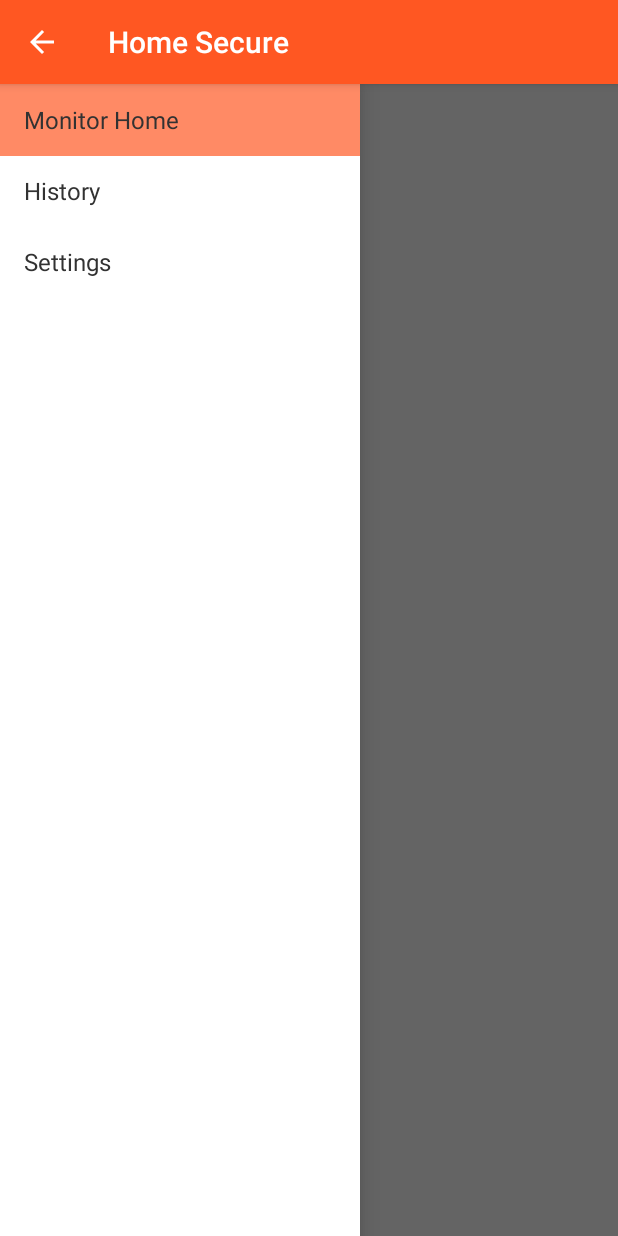
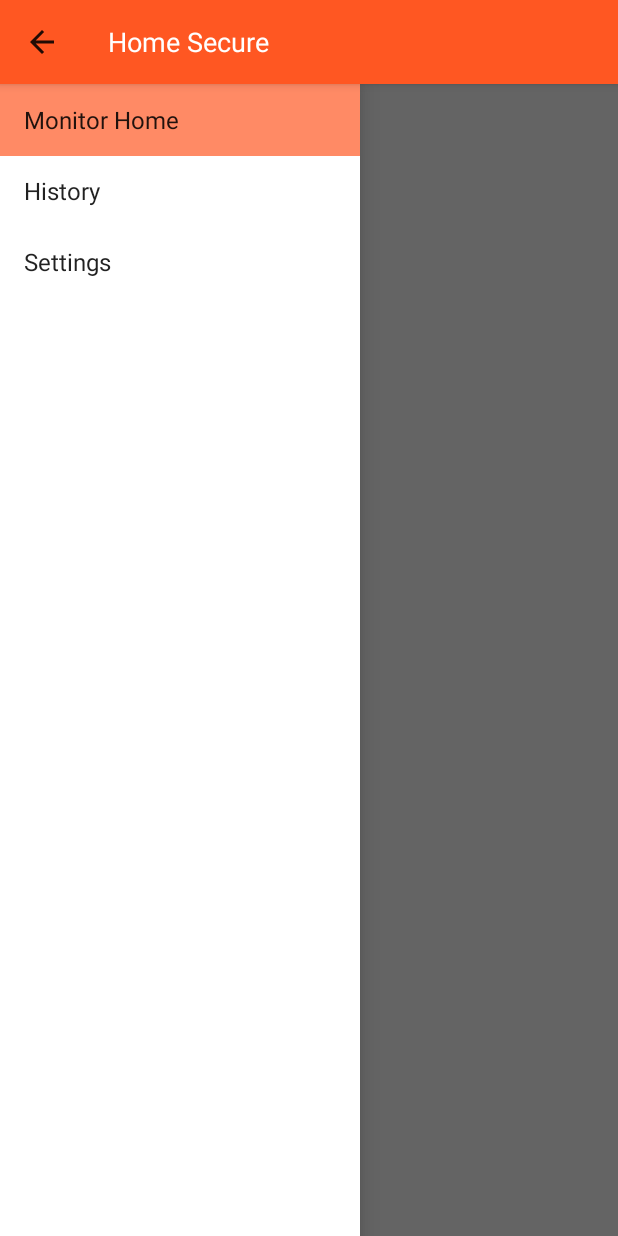
Before and after one commit to Ogadai/MyHomeSecureAndroid, an Android app: the screen it shows after launch (MainActivity), on a phone screen of 412 x 824 dp. Run offline under Robolectric (Android 15) with nearby library versions, the phone set to English and light mode, and no system bars; libraries missing offline, so code that uses them is left out: com.microsoft.windowsazure; 4 statements that could not run were skipped.

Commit message:
Fixed error dialog and title bar colours

```diff
--- a/app/src/main/res/layout/drawer_item.xml
+++ b/app/src/main/res/layout/drawer_item.xml
@@ -4,7 +4,6 @@
     android:layout_width="match_parent"
     android:layout_height="wrap_content"
     android:textAppearance="?android:attr/textAppearanceListItemSmall"
-    android:textColor="@android:color/secondary_text_light"
     android:gravity="center_vertical"
     android:paddingStart="?android:attr/listPreferredItemPaddingStart"
     android:paddingEnd="?android:attr/listPreferredItemPaddingEnd"
--- a/app/src/main/res/values/styles.xml
+++ b/app/src/main/res/values/styles.xml
@@ -12,13 +12,19 @@
         <item name="android:colorPrimaryDark">@color/primary_dark</item>
         <!--   theme UI controls like checkboxes and text fields -->
         <item name="android:colorAccent">@color/accent</item>
-        <!--   theme UI controls like checkboxes and text fields -->
-        <item name="android:textColorPrimary">@color/primary_text</item>
     </style>
 
     <!-- Application theme. -->
     <style name="AppTheme" parent="AppBaseTheme">
-        <!-- All customizations that are NOT specific to a particular API-level can go here. -->
+        <item name="android:actionBarStyle">@style/MyActionBar</item>
+    </style>
+
+    <style name="MyActionBar" parent="android:Widget.Material.Light.ActionBar.Solid">
+        <item name="android:titleTextStyle">@style/TitleColor</item>
+    </style>
+
+    <style name="TitleColor" parent="android:TextAppearance.Holo.Widget.ActionBar.Title">
+        <item name="android:textColor">@color/primary_text</item>
     </style>
 
 </resources>
```
Also changed, not shown: 2 other files.
